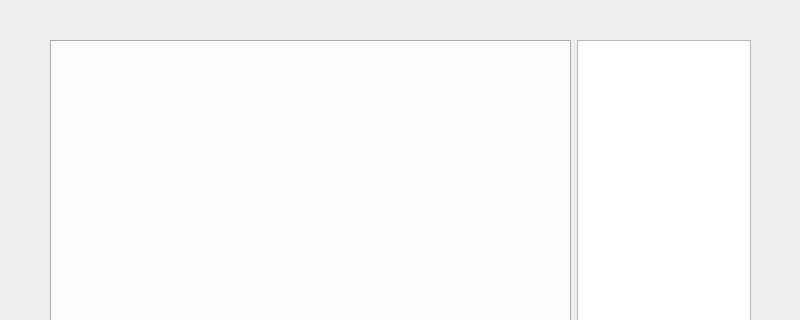
The window that server/server/mainwindow.ui (amirfarhoudniya/simple-chat-application-) describes before a commit, drawn with Qt 5; both pictures show x 0 to 800 and y 0 to 320 of the 800 by 600 pixel window.
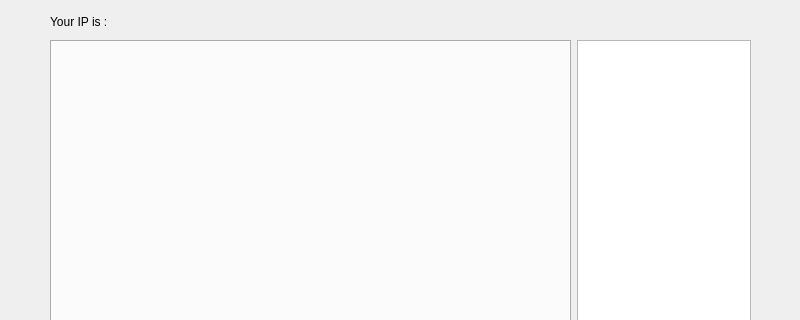
The same window after the commit.

```diff
--- a/server/server/mainwindow.ui
+++ b/server/server/mainwindow.ui
@@ -14,7 +14,7 @@
    <string>MainWindow</string>
   </property>
   <widget class="QWidget" name="centralwidget">
-   <widget class="QWidget" name="">
+   <widget class="QWidget" name="layoutWidget">
     <property name="geometry">
      <rect>
       <x>50</x>
@@ -43,6 +43,19 @@
      </item>
     </layout>
    </widget>
+   <widget class="QLabel" name="ip_label">
+    <property name="geometry">
+     <rect>
+      <x>50</x>
+      <y>10</y>
+      <width>701</width>
+      <height>23</height>
+     </rect>
+    </property>
+    <property name="text">
+     <string>Your IP is :</string>
+    </property>
+   </widget>
   </widget>
   <widget class="QMenuBar" name="menubar">
    <property name="geometry">
```
